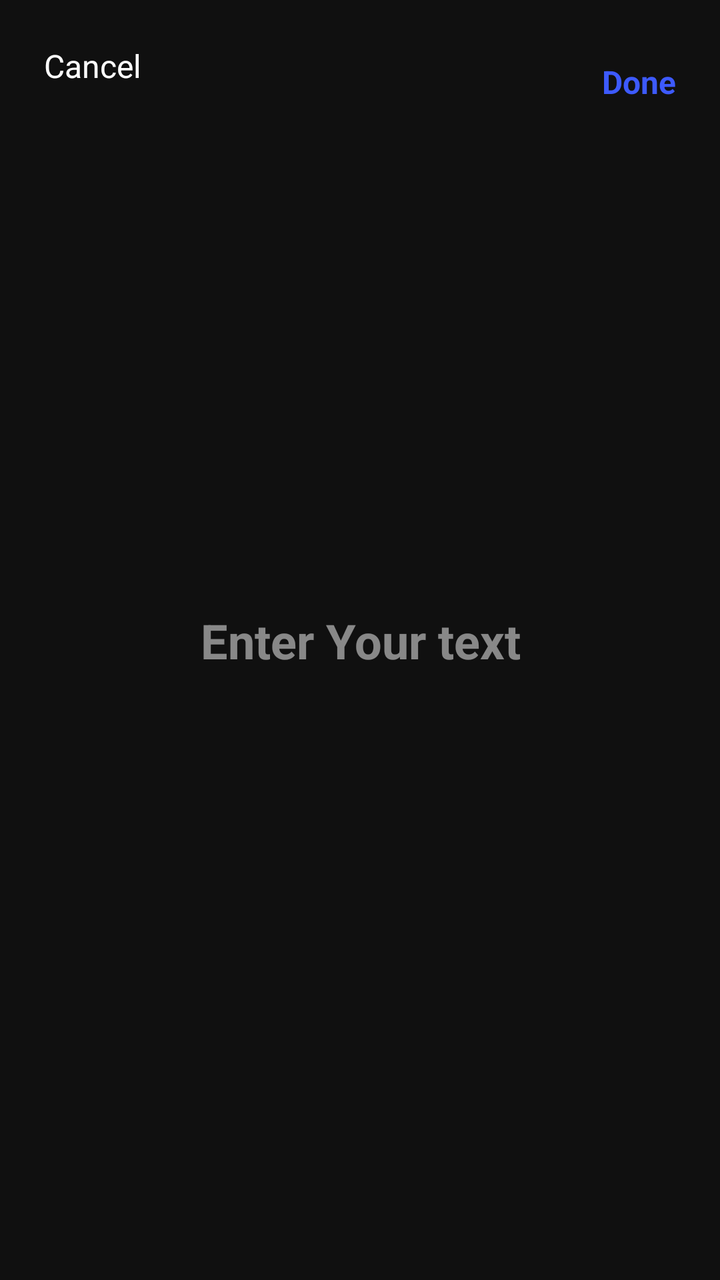
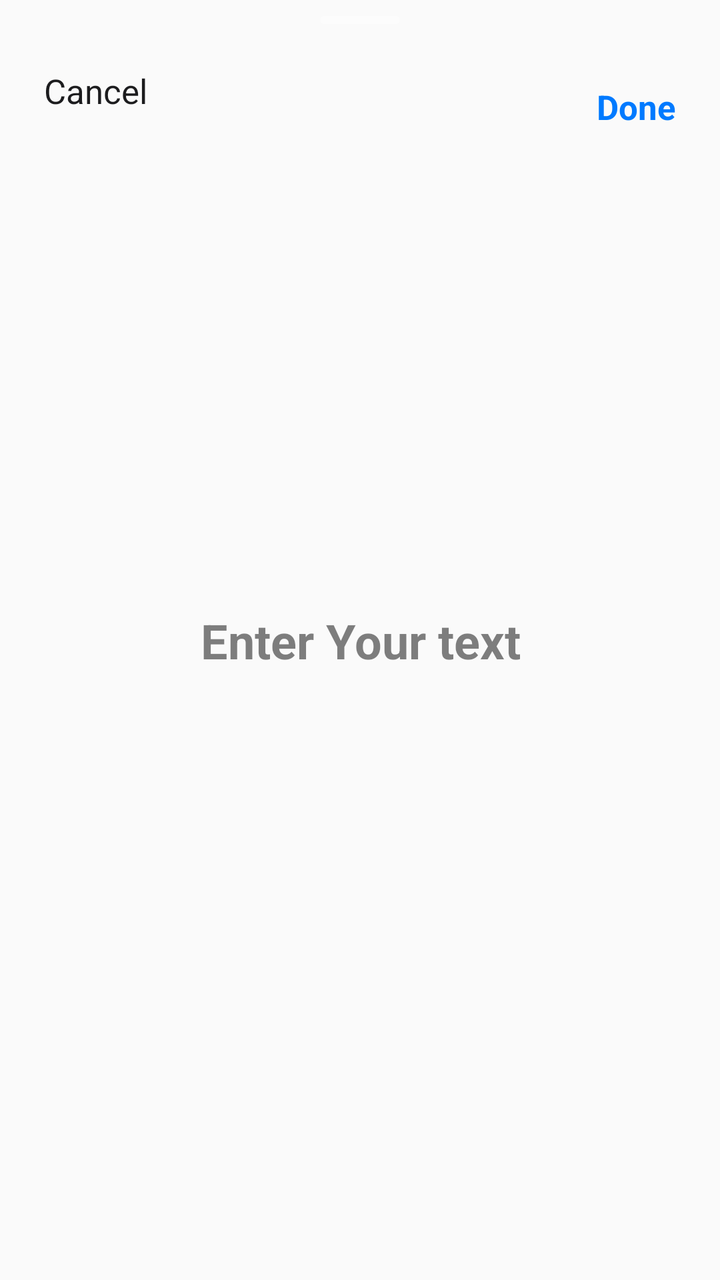

Before-and-after screenshots of an Android layout around one commit, followed by the original layout XML and the change that was made.
<!-- AndroidManifest.xml: application theme Theme.SampleProject -->
<!-- res/layout/bottom_sheet_text_input.xml -->
<?xml version="1.0" encoding="utf-8"?>
<androidx.constraintlayout.widget.ConstraintLayout xmlns:android="http://schemas.android.com/apk/res/android"
    xmlns:app="http://schemas.android.com/apk/res-auto"
    android:layout_width="match_parent"
    android:layout_height="match_parent"
    android:background="@android:color/transparent">

    <ImageView
        android:id="@+id/ivInputBackdrop"
        android:layout_width="0dp"
        android:layout_height="0dp"
        android:background="#1A1A1A"
        android:scaleType="centerCrop"
        app:layout_constraintTop_toTopOf="parent"
        app:layout_constraintBottom_toBottomOf="parent"
        app:layout_constraintStart_toStartOf="parent"
        app:layout_constraintEnd_toEndOf="parent" />

    <View
        android:layout_width="0dp"
        android:layout_height="0dp"
        android:background="#66000000"
        app:layout_constraintTop_toTopOf="parent"
        app:layout_constraintBottom_toBottomOf="parent"
        app:layout_constraintStart_toStartOf="parent"
        app:layout_constraintEnd_toEndOf="parent" />

    <TextView
        android:id="@+id/btnInputCancel"
        android:layout_width="wrap_content"
        android:layout_height="wrap_content"
        android:layout_marginStart="16dp"
        android:layout_marginTop="16dp"
        android:background="?attr/selectableItemBackgroundBorderless"
        android:padding="6dp"
        android:text="@string/text_editor_cancel"
        android:textColor="@android:color/white"
        android:textSize="16sp"
        app:layout_constraintStart_toStartOf="parent"
        app:layout_constraintTop_toTopOf="parent" />

    <TextView
        android:id="@+id/btnInputDone"
        android:layout_width="wrap_content"
        android:layout_height="wrap_content"
        android:layout_marginTop="16dp"
        android:layout_marginEnd="16dp"
        android:background="?attr/selectableItemBackgroundBorderless"
        android:padding="6dp"
        android:text="@string/text_editor_done"
        android:textColor="@color/accent"
        android:textSize="16sp"
        android:textStyle="bold"
        app:layout_constraintEnd_toEndOf="parent"
        app:layout_constraintTop_toTopOf="@id/btnInputCancel"
        app:layout_constraintBottom_toBottomOf="@id/btnInputCancel" />

    <EditText
        android:id="@+id/etTextInputMode"
        android:layout_width="0dp"
        android:layout_height="wrap_content"
        android:layout_marginStart="32dp"
        android:layout_marginEnd="32dp"
        android:background="@null"
        android:gravity="center"
        android:hint="@string/text_editor_hint"
        android:inputType="textCapSentences|textMultiLine|textAutoCorrect"
        android:maxLines="5"
        android:textColor="@android:color/white"
        android:textColorHint="#80FFFFFF"
        android:textSize="24sp"
        android:textStyle="bold"
        app:layout_constraintStart_toStartOf="parent"
        app:layout_constraintEnd_toEndOf="parent"
        app:layout_constraintTop_toTopOf="parent"
        app:layout_constraintBottom_toBottomOf="parent" />

</androidx.constraintlayout.widget.ConstraintLayout>
<!-- resources referenced by this layout -->
<resources>
  <color name="accent">#3D5AFE</color>
  <string name="text_editor_cancel">Cancel</string>
  <string name="text_editor_done">Done</string>
  <string name="text_editor_hint">Enter Your text</string>
  <style name="Theme.SampleProject" parent="Base.Theme.SampleProject" />
  <style name="Base.Theme.SampleProject" parent="Theme.MaterialComponents.DayNight.NoActionBar">
          <item name="colorPrimary">@color/theme_purple</item>
          <item name="colorPrimaryVariant">@color/theme_dark</item>
          <item name="colorSecondary">@color/theme_pink</item>
      </style>
  <color name="theme_purple">#A855F7</color>
  <color name="theme_dark">#111827</color>
  <color name="theme_pink">#D048AA</color>
</resources>

<!-- the commit's change to res/layout/bottom_sheet_text_input.xml (unified diff, before → after) -->
@@ -5,26 +5,40 @@
     android:layout_height="match_parent"
     android:background="@android:color/transparent">
 
+    
     <ImageView
         android:id="@+id/ivInputBackdrop"
         android:layout_width="0dp"
         android:layout_height="0dp"
-        android:background="#1A1A1A"
+        android:background="#F0F0F0"
         android:scaleType="centerCrop"
         app:layout_constraintTop_toTopOf="parent"
         app:layout_constraintBottom_toBottomOf="parent"
         app:layout_constraintStart_toStartOf="parent"
         app:layout_constraintEnd_toEndOf="parent" />
 
+    
     <View
         android:layout_width="0dp"
         android:layout_height="0dp"
-        android:background="#66000000"
+        android:background="#AAFFFFFF"
         app:layout_constraintTop_toTopOf="parent"
         app:layout_constraintBottom_toBottomOf="parent"
         app:layout_constraintStart_toStartOf="parent"
         app:layout_constraintEnd_toEndOf="parent" />
 
+    
+    <View
+        android:id="@+id/viewDragHandle"
+        android:layout_width="40dp"
+        android:layout_height="4dp"
+        android:layout_marginTop="8dp"
+        android:background="@drawable/bg_drag_handle"
+        app:layout_constraintTop_toTopOf="parent"
+        app:layout_constraintStart_toStartOf="parent"
+        app:layout_constraintEnd_toEndOf="parent" />
+
+    
     <TextView
         android:id="@+id/btnInputCancel"
         android:layout_width="wrap_content"
@@ -34,11 +48,12 @@
         android:background="?attr/selectableItemBackgroundBorderless"
         android:padding="6dp"
         android:text="@string/text_editor_cancel"
-        android:textColor="@android:color/white"
-        android:textSize="16sp"
+        android:textColor="#1C1C1E"
+        android:textSize="17sp"
         app:layout_constraintStart_toStartOf="parent"
-        app:layout_constraintTop_toTopOf="parent" />
+        app:layout_constraintTop_toBottomOf="@id/viewDragHandle" />
 
+    
     <TextView
         android:id="@+id/btnInputDone"
         android:layout_width="wrap_content"
@@ -48,13 +63,14 @@
         android:background="?attr/selectableItemBackgroundBorderless"
         android:padding="6dp"
         android:text="@string/text_editor_done"
-        android:textColor="@color/accent"
-        android:textSize="16sp"
+        android:textColor="#007AFF"
+        android:textSize="17sp"
         android:textStyle="bold"
         app:layout_constraintEnd_toEndOf="parent"
         app:layout_constraintTop_toTopOf="@id/btnInputCancel"
         app:layout_constraintBottom_toBottomOf="@id/btnInputCancel" />
 
+    
     <EditText
         android:id="@+id/etTextInputMode"
         android:layout_width="0dp"
@@ -66,8 +82,8 @@
         android:hint="@string/text_editor_hint"
         android:inputType="textCapSentences|textMultiLine|textAutoCorrect"
         android:maxLines="5"
-        android:textColor="@android:color/white"
-        android:textColorHint="#80FFFFFF"
+        android:textColor="#1C1C1E"
+        android:textColorHint="#80000000"
         android:textSize="24sp"
         android:textStyle="bold"
         app:layout_constraintStart_toStartOf="parent"
<!-- resource entries referenced after the edit -->
@@ -1,6 +1,14 @@
 <!-- resources referenced by this layout -->
 <resources>
-  <color name="accent">#3D5AFE</color>
+  <!-- drawable bg_drag_handle (drawable) -->
+  <?xml version="1.0" encoding="utf-8"?>
+  <shape xmlns:android="http://schemas.android.com/apk/res/android"
+      android:shape="rectangle">
+  
+      <solid android:color="#4DFFFFFF" />
+      <corners android:radius="2dp" />
+  
+  </shape>
   <string name="text_editor_cancel">Cancel</string>
   <string name="text_editor_done">Done</string>
   <string name="text_editor_hint">Enter Your text</string>
